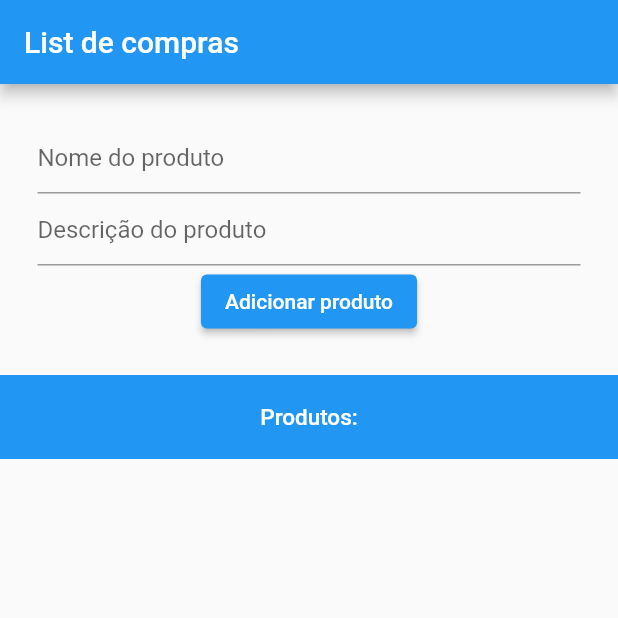
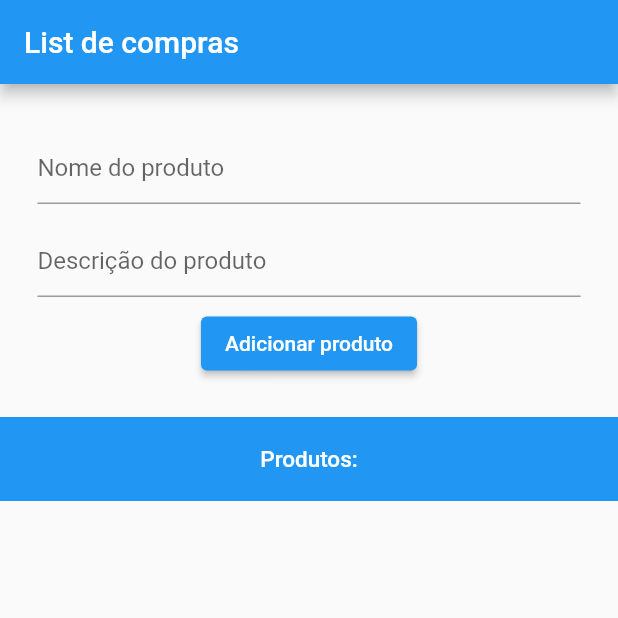
Before and after one commit to natan-alex/flutter, a Flutter app: the screen it shows after launch, after a tap on "Adicionar produto", on a phone screen of 412 x 824 dp, the top half of it. Run offline on Flutter 3.47's test engine with Material 2 defaults, Android fonts, the phone set to English and light mode, and no system bars; our stand-ins replace flutter_mobx, mobx, sqflite; accounts and stored records are empty; generated files the repository leaves out were written again.

Commit message:
extract method to create padding with form fields

```diff
--- a/shopping_list/lib/views/create_product_view.dart
+++ b/shopping_list/lib/views/create_product_view.dart
@@ -21,6 +21,19 @@ class _CreateProductViewState extends State<CreateProductView> {
     return null;
   }
 
+  Padding createPaddingWithTextFormFieldInside(TextEditingController controller,
+      String placeholder, String onErrorMessage) {
+    return Padding(
+        padding: const EdgeInsets.only(top: 7, bottom: 7),
+        child: TextFormField(
+          decoration: InputDecoration(hintText: placeholder),
+          controller: controller,
+          validator: (value) {
+            nullOrEmptyValidator(value, onErrorMessage);
+          },
+        ));
+  }
+
   @override
   Widget build(BuildContext context) {
     var controller = Provider.of<ProductController>(context);
@@ -31,21 +44,10 @@ class _CreateProductViewState extends State<CreateProductView> {
           key: _formKey,
           child: Column(
             children: [
-              TextFormField(
-                decoration: const InputDecoration(hintText: 'Nome do produto'),
-                controller: _nameController,
-                validator: (value) {
-                  nullOrEmptyValidator(value, 'Nome do produto inválido.');
-                },
-              ),
-              TextFormField(
-                decoration:
-                    const InputDecoration(hintText: 'Descrição do produto'),
-                controller: _descriptionController,
-                validator: (value) {
-                  nullOrEmptyValidator(value, 'Descrição do produto inválida.');
-                },
-              ),
+              createPaddingWithTextFormFieldInside(_nameController,
+                  'Nome do produto', 'Nome do produto inválido'),
+              createPaddingWithTextFormFieldInside(_descriptionController,
+                  'Descrição do produto', 'Descrição do produto inválida'),
               ElevatedButton(
                   onPressed: () {
                     if (_formKey.currentState != null &&
```
